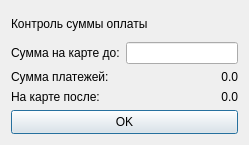
Above: control_payments.ui from FenyukAndrew/QtCalculatePayment before the change. Below: the same form after it.
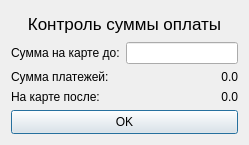
That is the form after the change.

Patch:
```diff
--- a/control_payments.ui
+++ b/control_payments.ui
@@ -21,12 +21,22 @@
      </property>
      <item>
       <widget class="QLabel" name="label">
+       <property name="font">
+        <font>
+         <pointsize>13</pointsize>
+         <weight>50</weight>
+         <bold>false</bold>
+        </font>
+       </property>
        <property name="text">
         <string>Контроль суммы оплаты</string>
        </property>
        <property name="textFormat">
         <enum>Qt::AutoText</enum>
        </property>
+       <property name="alignment">
+        <set>Qt::AlignCenter</set>
+       </property>
       </widget>
      </item>
      <item>
```
Left out of the diff: 6 changed lines with no effect on the pictures.
